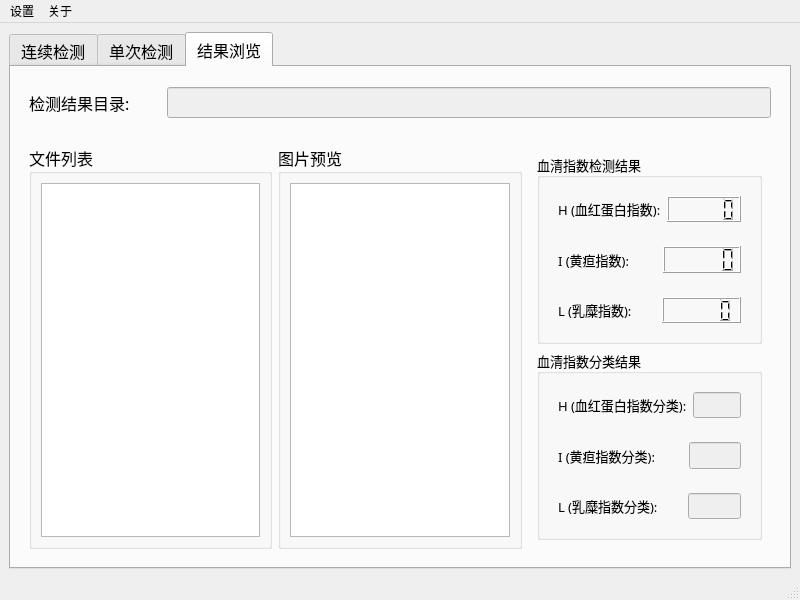
Before: the Qt Designer form ui_design/main_window.ui in leiwng/serumsage, drawn with Qt 5.
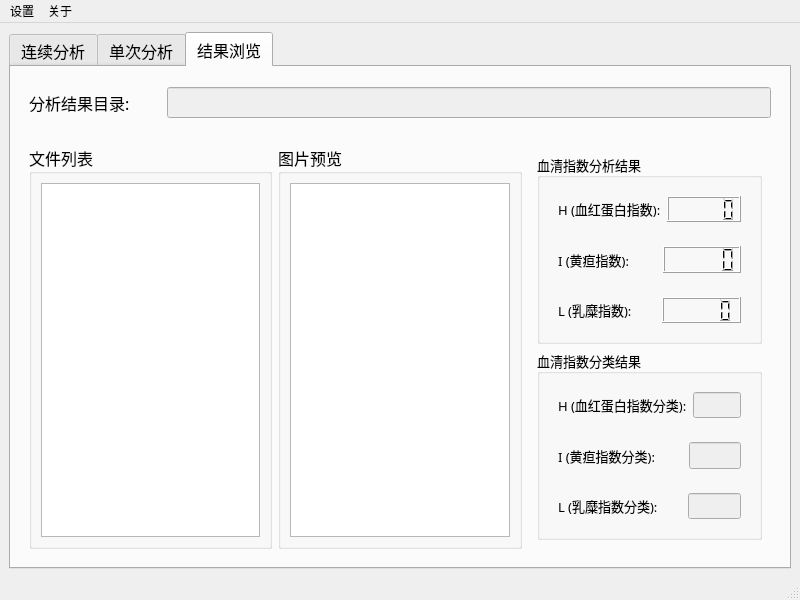
After: the same form once the commit is applied. The open tabs and pages were chosen to show the change.

Commit message: text label change

Patch:
```diff
--- a/ui_design/main_window.ui
+++ b/ui_design/main_window.ui
@@ -60,7 +60,7 @@
       </property>
       <widget class="QWidget" name="tab4CD">
        <attribute name="title">
-        <string>连续检测</string>
+        <string>连续分析</string>
        </attribute>
        <layout class="QHBoxLayout" name="horizontalLayout">
         <item>
@@ -291,7 +291,7 @@
       </widget>
       <widget class="QWidget" name="tab4CD">
        <attribute name="title">
-        <string>单次检测</string>
+        <string>单次分析</string>
        </attribute>
        <layout class="QVBoxLayout" name="verticalLayout_6">
         <item>
@@ -596,7 +596,7 @@
               </sizepolicy>
              </property>
              <property name="text">
-              <string>检测结果目录:</string>
+              <string>分析结果目录:</string>
              </property>
             </widget>
            </item>
@@ -679,7 +679,7 @@
               <item>
                <widget class="QGroupBox" name="groupBox_8">
                 <property name="title">
-                 <string>血清指数检测结果</string>
+                 <string>血清指数分析结果</string>
                 </property>
                 <layout class="QVBoxLayout" name="verticalLayout_7">
                  <item>
```
Left out of the diff: 8 changed lines with no effect on the pictures. The commit also changes 6 other files.
